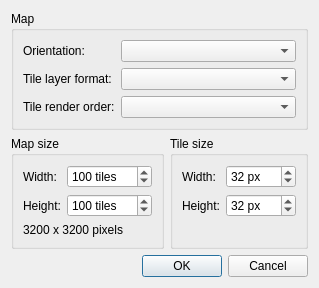
First picture: the form in src/tiled/newmapdialog.ui, repository mapeditor/tiled, before the edit.
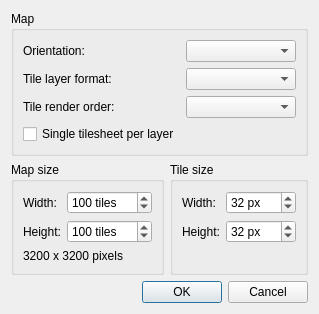
Second picture: the form after the edit.

Commit message: Added a single tilesheet per layer option

Patch:
```diff
--- a/src/tiled/newmapdialog.ui
+++ b/src/tiled/newmapdialog.ui
@@ -6,8 +6,8 @@
    <rect>
     <x>0</x>
     <y>0</y>
-    <width>371</width>
-    <height>323</height>
+    <width>388</width>
+    <height>353</height>
    </rect>
   </property>
   <property name="windowTitle">
@@ -188,7 +188,7 @@
       <string>Map</string>
      </property>
      <layout class="QGridLayout" name="gridLayout_4">
-      <item row="0" column="0">
+      <item row="1" column="0">
        <widget class="QLabel" name="label_5">
         <property name="text">
          <string>Orientation:</string>
@@ -198,7 +198,7 @@
         </property>
        </widget>
       </item>
-      <item row="0" column="1">
+      <item row="1" column="1">
        <widget class="QComboBox" name="orientation">
         <property name="sizePolicy">
          <sizepolicy hsizetype="Preferred" vsizetype="Fixed">
@@ -208,7 +208,7 @@
         </property>
        </widget>
       </item>
-      <item row="1" column="0">
+      <item row="2" column="0">
        <widget class="QLabel" name="layerFormatLabel">
         <property name="text">
          <string>Tile layer format:</string>
@@ -218,10 +218,10 @@
         </property>
        </widget>
       </item>
-      <item row="1" column="1">
+      <item row="2" column="1">
        <widget class="QComboBox" name="layerFormat"/>
       </item>
-      <item row="2" column="0">
+      <item row="3" column="0">
        <widget class="QLabel" name="renderOrderLabel">
         <property name="text">
          <string>Tile render order:</string>
@@ -231,9 +231,16 @@
         </property>
        </widget>
       </item>
-      <item row="2" column="1">
+      <item row="3" column="1">
        <widget class="QComboBox" name="renderOrder"/>
       </item>
+      <item row="4" column="0">
+       <widget class="QCheckBox" name="singleSheet">
+        <property name="text">
+         <string>Single tilesheet per layer</string>
+        </property>
+       </widget>
+      </item>
      </layout>
     </widget>
    </item>
```
The commit also changes 7 other files.
